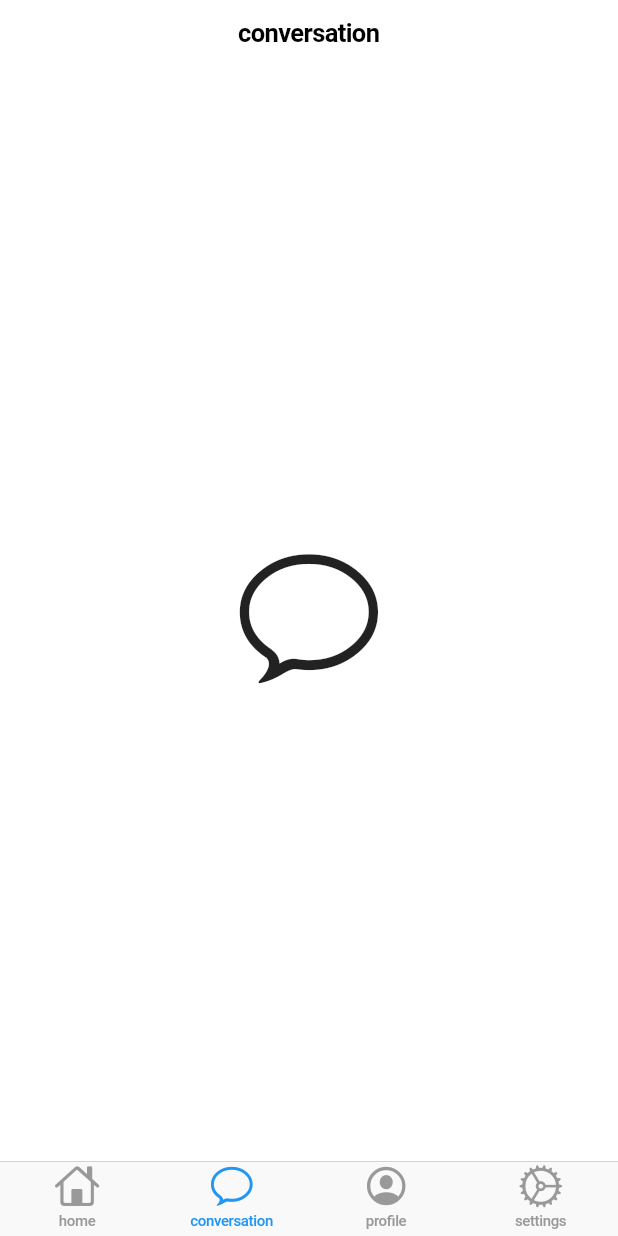
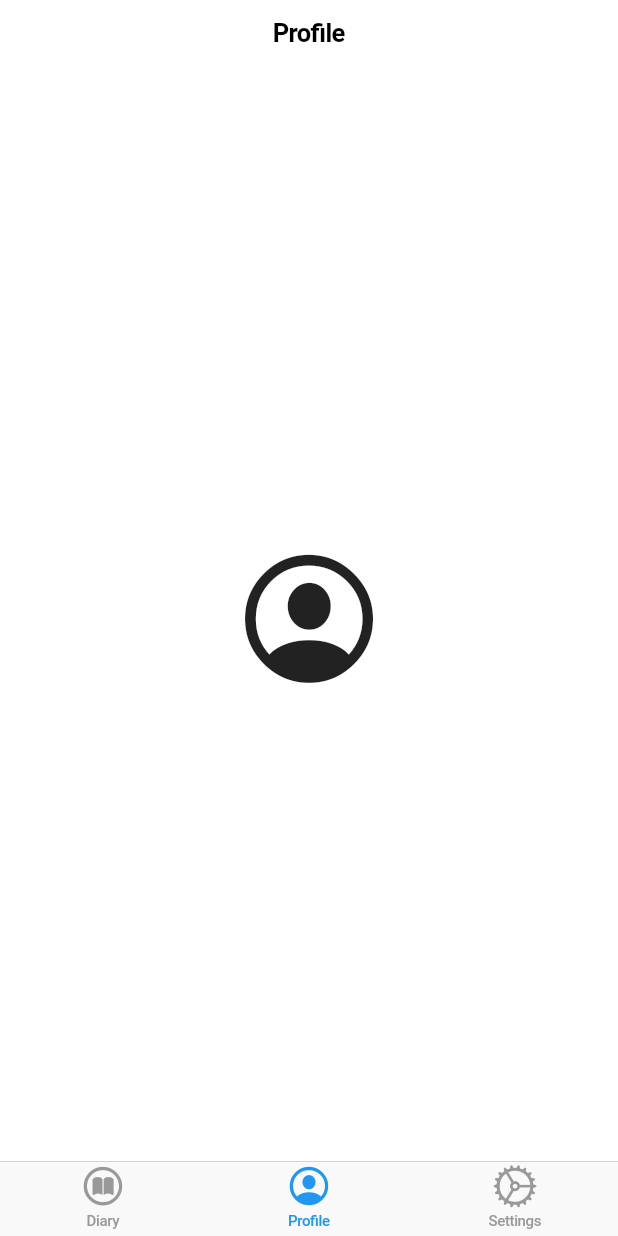
Before and after one commit to JuanJosePinero/Trabajo-PMDM-Grupo5, a Flutter app: the MainScreen screen opened directly, item 2 of the bottom bar chosen, on a phone screen of 412 x 824 dp. Run offline on Flutter 3.47's test engine with Material 2 defaults, Android fonts, the phone set to English and light mode, and no system bars; our stand-ins replace email_validator, flutter_secure_storage, flutter_slidable; missing offline and left inert: font_awesome_icon_class; accounts and stored records are empty.

Commit message:
Created userScreen with diary

```diff
--- a/lib/screens/access/login.dart
+++ b/lib/screens/access/login.dart
@@ -2,7 +2,7 @@ import 'package:flutter/material.dart';
 import 'package:font_awesome_icon_class/font_awesome_icon_class.dart';
 import 'package:mindcare_app/screens/access/forget_password.dart';
 import 'package:mindcare_app/screens/admin/admin_screen.dart';
-import 'package:mindcare_app/screens/main/main_screen.dart';
+import 'package:mindcare_app/screens/user/main_screen.dart';
 import 'package:mindcare_app/themes/themeColors.dart';
 import 'package:mindcare_app/services/UserService.dart';
 
--- a/lib/screens/user/main_screen.dart
+++ b/lib/screens/user/main_screen.dart
@@ -14,19 +14,19 @@ class MainScreen extends StatelessWidget {
   Widget build(BuildContext context) {
     final tabInfo = [
       const _TabInfo(
-        ('home'),
-        CupertinoIcons.home,
+        ('Diary'),
+        CupertinoIcons.book_circle,
       ),
+      // const _TabInfo(
+      //   ('conversation'),
+      //   CupertinoIcons.conversation_bubble,
+      // ),
       const _TabInfo(
-        ('conversation'),
-        CupertinoIcons.conversation_bubble,
-      ),
-      const _TabInfo(
-        ('profile'),
+        ('Profile'),
         CupertinoIcons.profile_circled,
       ),
       const _TabInfo(
-        ('settings'),
+        ('Settings'),
         CupertinoIcons.settings,
       ),
     ];
```
